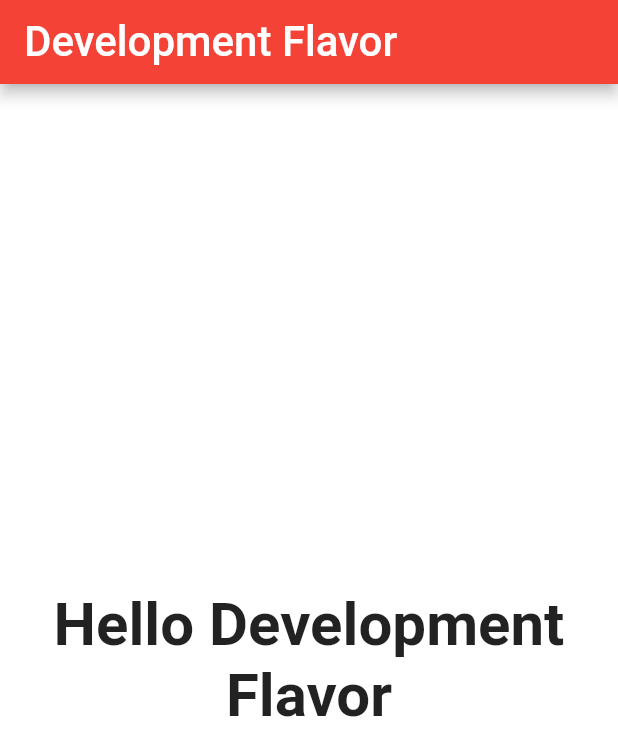
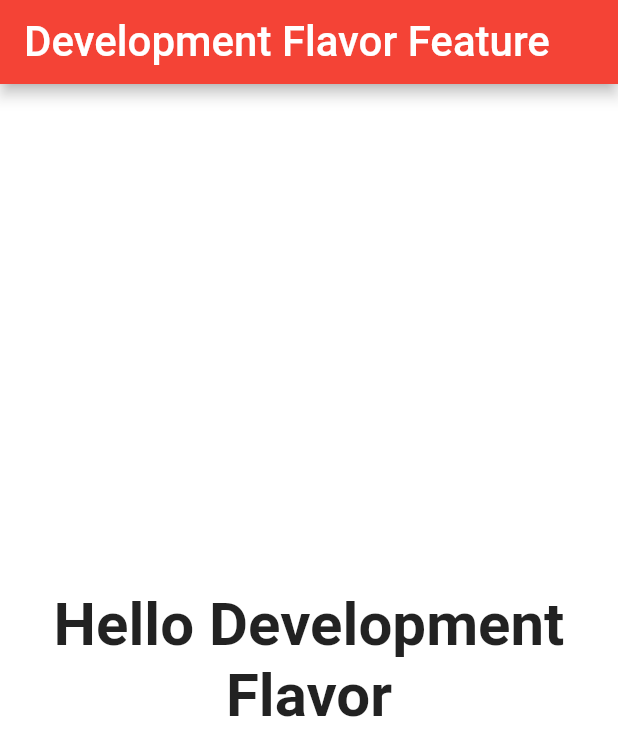
Before and after one commit to MohamedAfify5112001/flutter_flavor_demo_app, a Flutter app: the screen it shows after launch, on a phone screen of 412 x 824 dp. Shown: the top 756 px of the screen. Run offline on Flutter 3.47's test engine with Material 2 defaults, Android fonts, the light colour scheme and no system bars.

Commit message:
New update in view Flavor Screen

```diff
--- a/lib/flavor_screen/flavor_screen.dart
+++ b/lib/flavor_screen/flavor_screen.dart
@@ -13,8 +13,8 @@ class FlavorScreen extends StatelessWidget {
             FlavorConfig.appFlavor == Flavor.dev ? Colors.red : Colors.purple,
         title: Text(
           FlavorConfig.appFlavor == Flavor.dev
-              ? 'Development Flavor'
-              : 'Production Flavor',
+              ? 'Development Flavor Feature'
+              : 'Production Flavor Feature',
           style: Theme.of(context)
               .textTheme
               .titleLarge
```
